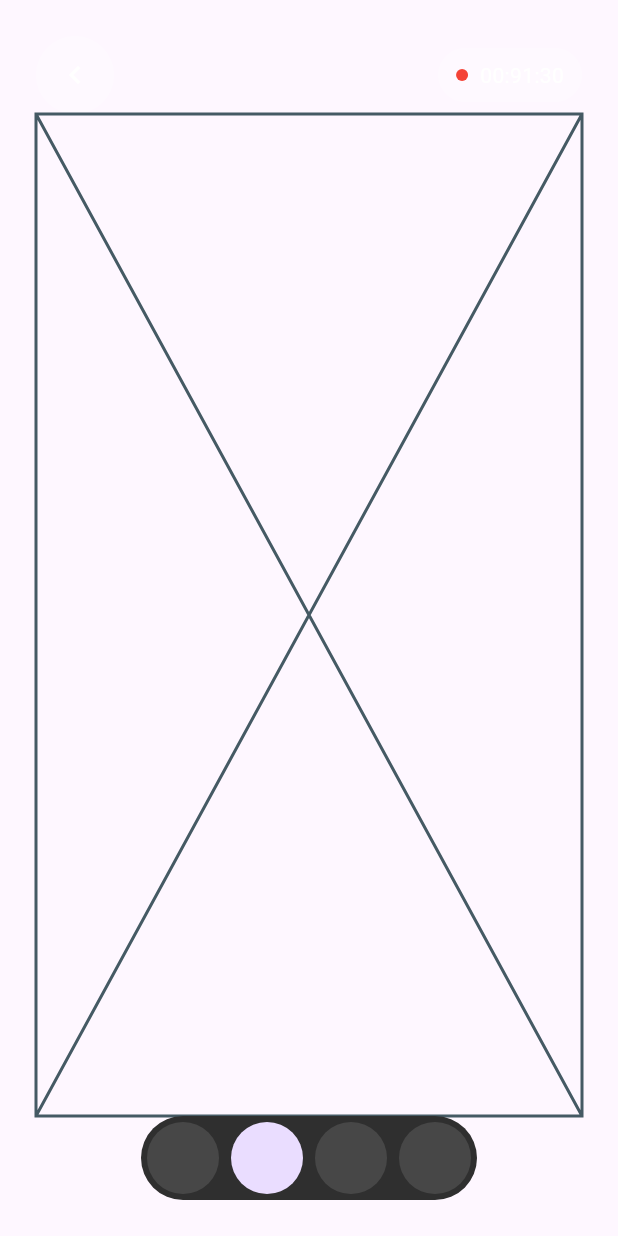
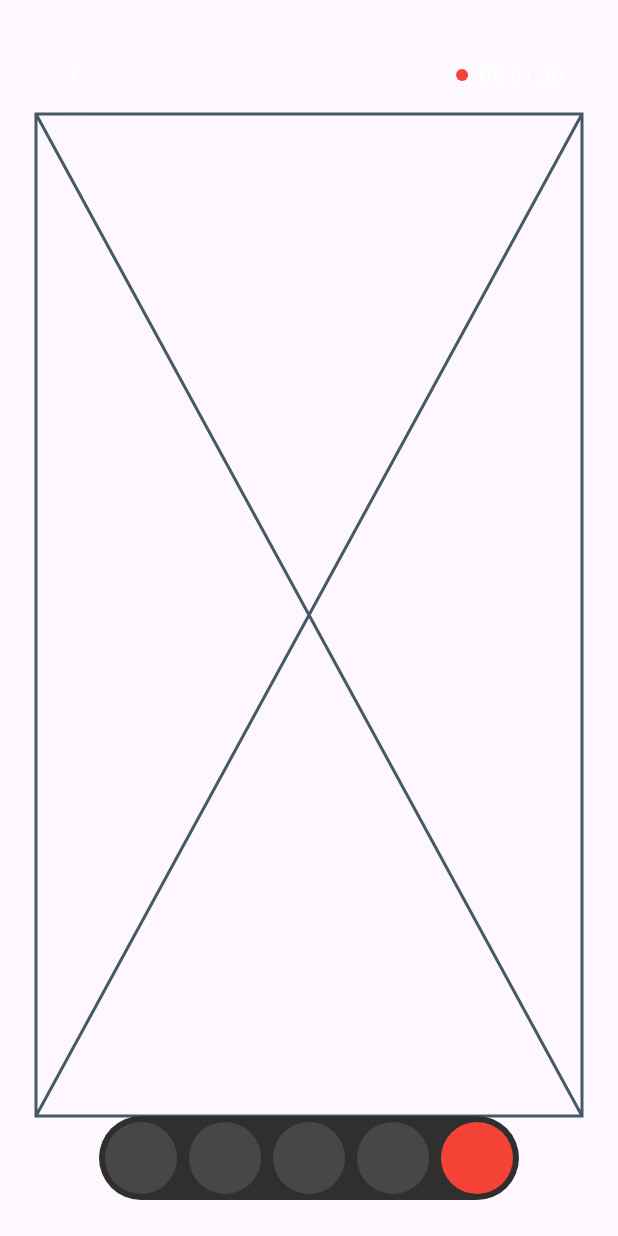
Before and after one commit to JAICHANGPARK/flutter_notebook_chapter_43, a Flutter app: the AiVideoDetailPage screen opened directly, on a phone screen of 412 x 824 dp. Run offline on Flutter 3.47's test engine with Material 3 defaults, Android fonts, the phone set to English and light mode, and no system bars; our stand-ins replace gap, hugeicons, percent_indicator.

Commit message:
Update ai_video_detail_page.dart

```diff
--- a/lib/ep2181_ai_video_chat_app/ui/ai_video_detail_page.dart
+++ b/lib/ep2181_ai_video_chat_app/ui/ai_video_detail_page.dart
@@ -68,7 +68,7 @@ class _AiVideoDetailPageState extends State<AiVideoDetailPage> {
                     ),
                     CircleAvatar(
                       radius: 24,
-
+                      backgroundColor: Color.fromRGBO(71, 71, 71, 1),
                     ),
                     CircleAvatar(
                       radius: 24,
@@ -77,6 +77,10 @@ class _AiVideoDetailPageState extends State<AiVideoDetailPage> {
                     CircleAvatar(
                       radius: 24,
                       backgroundColor: Color.fromRGBO(71, 71, 71, 1),
+                    ),
+                    CircleAvatar(
+                      radius: 24,
+                      backgroundColor: Colors.red,
                     ),
                   ],
                 ),
```
